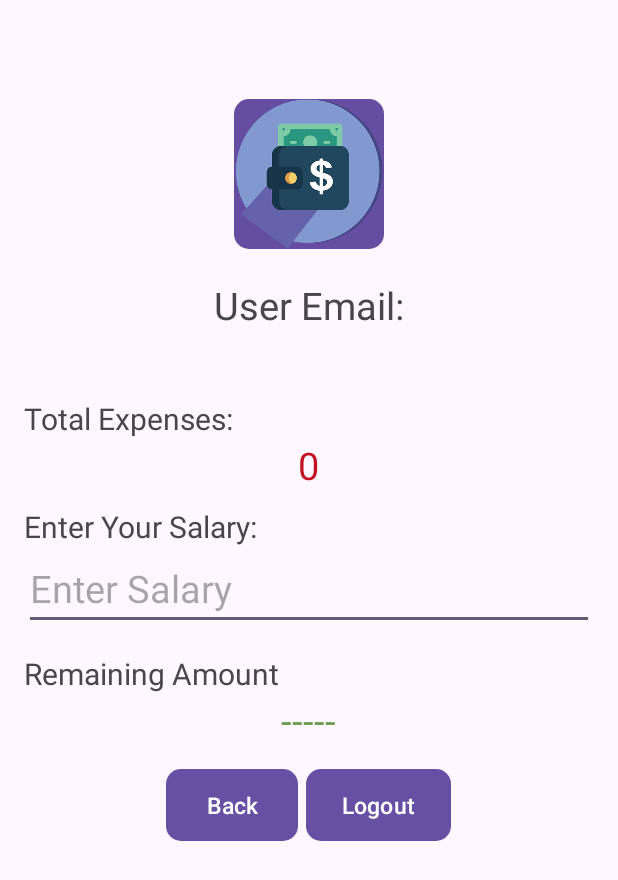
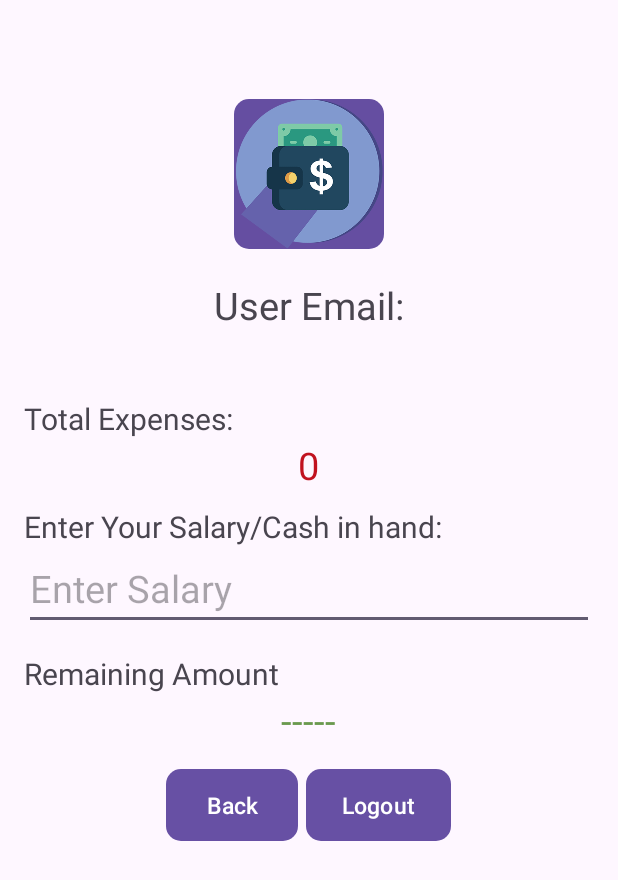
Before and after one commit to DeveloperUmerFarooq/ExpenseTracker, an Android app: the Profile screen opened directly, with no data from a screen before it, on a phone screen of 412 x 824 dp. Shown: the top 880 px of the screen. Run offline under Robolectric (Android 15) with nearby library versions, the phone set to English and light mode, and no system bars; our stand-ins replace Firebase (no records; nobody signed in at launch, a user with empty details on screens opened directly).

Commit message:
third commit

```diff
--- a/app/src/main/res/layout/activity_profile.xml
+++ b/app/src/main/res/layout/activity_profile.xml
@@ -56,7 +56,7 @@
     <TextView
         android:layout_width="match_parent"
         android:layout_height="wrap_content"
-        android:text="Enter Your Salary:"
+        android:text="Enter Your Salary/Cash in hand:"
         android:textSize="20dp"
         android:layout_marginTop="10dp"/>
     <EditText
```
